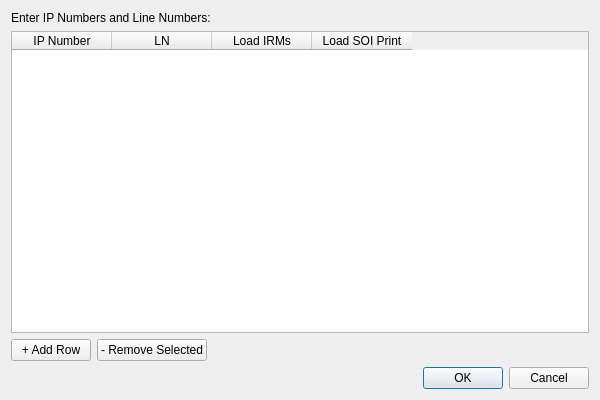
Old version of the form UI/load_ip_dialog.ui in the repository yurii-sam/IP-Loader.
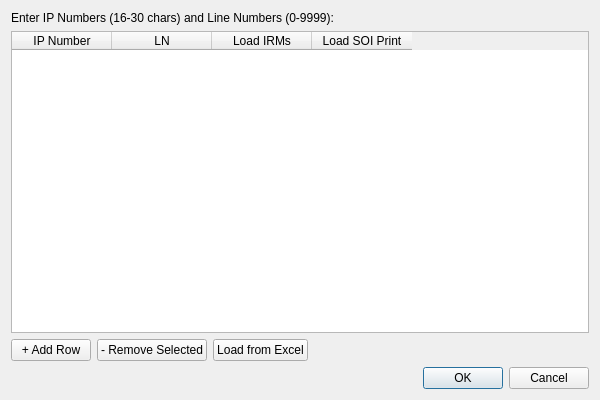
New version of the form.

```diff
--- a/UI/load_ip_dialog.ui
+++ b/UI/load_ip_dialog.ui
@@ -17,7 +17,7 @@
    <item>
     <widget class="QLabel" name="label">
      <property name="text">
-      <string>Enter IP Numbers and Line Numbers:</string>
+      <string>Enter IP Numbers (16-30 chars) and Line Numbers (0-9999):</string>
      </property>
     </widget>
    </item>
@@ -67,6 +67,13 @@
        </property>
       </widget>
      </item>
+     <item>
+      <widget class="QPushButton" name="btnLoadExcel">
+       <property name="text">
+        <string>Load from Excel</string>
+       </property>
+      </widget>
+     </item>
      <item>
       <spacer name="horizontalSpacer">
        <property name="orientation">
```
Left out of the diff: 20 changed lines with no effect on the pictures.
